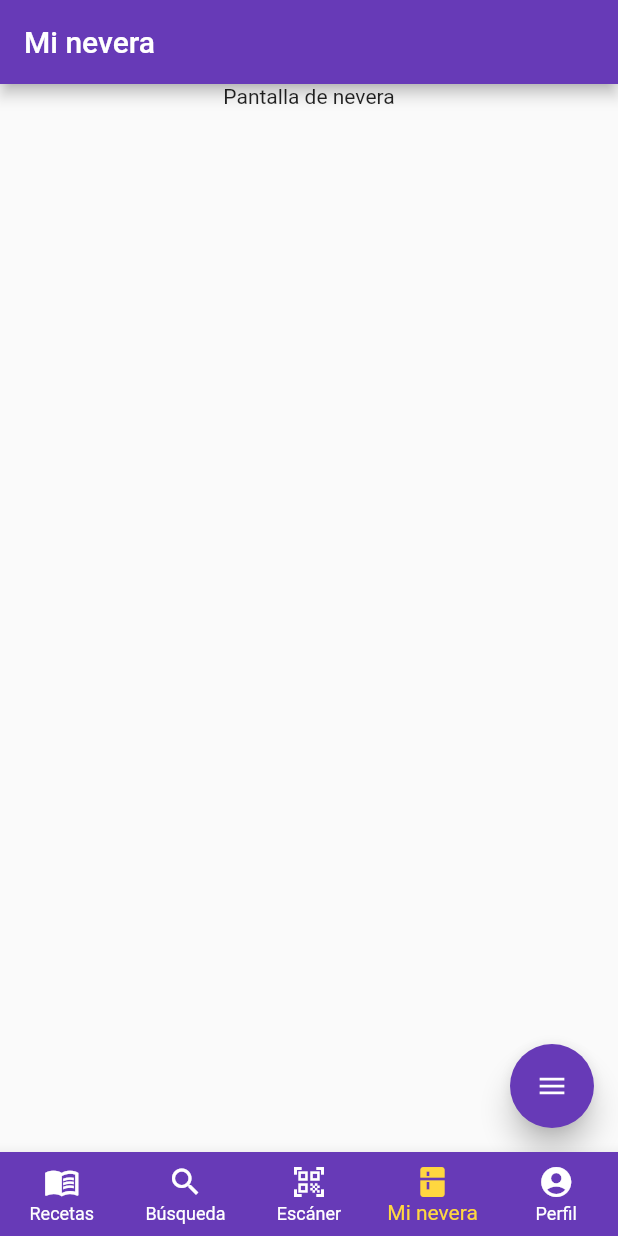
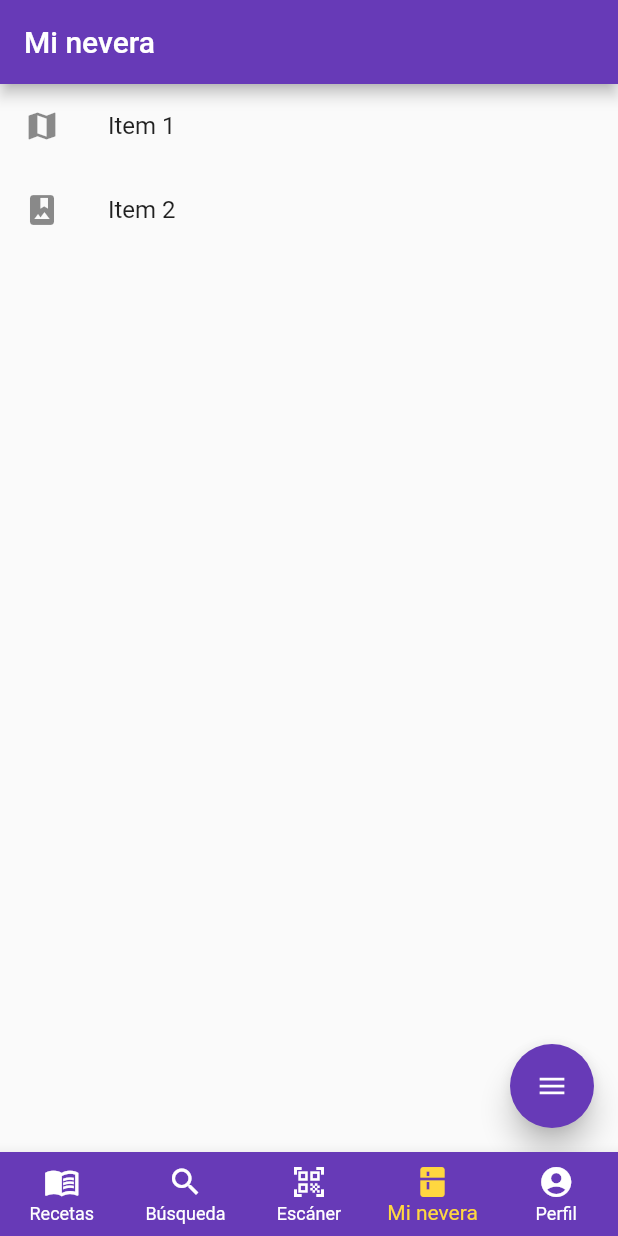
Before and after one commit to jdmac94/CartRecipe, a Flutter app: the screen it shows after launch, on a phone screen of 412 x 824 dp. Run offline on Flutter 3.47's test engine with Material 2 defaults, Android fonts, the phone set to English and light mode, and no system bars; drawn by our look-alikes of flutter_speed_dial; missing offline and left inert: flutter_barcode_scanner, openfoodfacts.

Commit message:
List View Fridge
Lista "hardcoded" falta que la cree apartir de una variable de items

```diff
--- a/cartrecipe/lib/screens/my_fridge_screen.dart
+++ b/cartrecipe/lib/screens/my_fridge_screen.dart
@@ -82,13 +82,17 @@ class MyFridgeScreen extends StatelessWidget {
   @override
   Widget build(BuildContext context) {
     return Scaffold(
-        body: Column(
-          children: [
-            Center(
-              child: Text('Pantalla de nevera'),
+        body: ListView(
+          children: <Widget>[
+            ListTile(
+              leading: Icon(Icons.map),
+              title: Text('Item 1'),
+            ),
+            ListTile(
+              leading: Icon(Icons.photo_album),
+              title: Text('Item 2'),
             ),
           ],
-          //floatingActionButton: buildSpeedDial()],,
         ),
         floatingActionButton: buildSpeedDial());
   }
```
